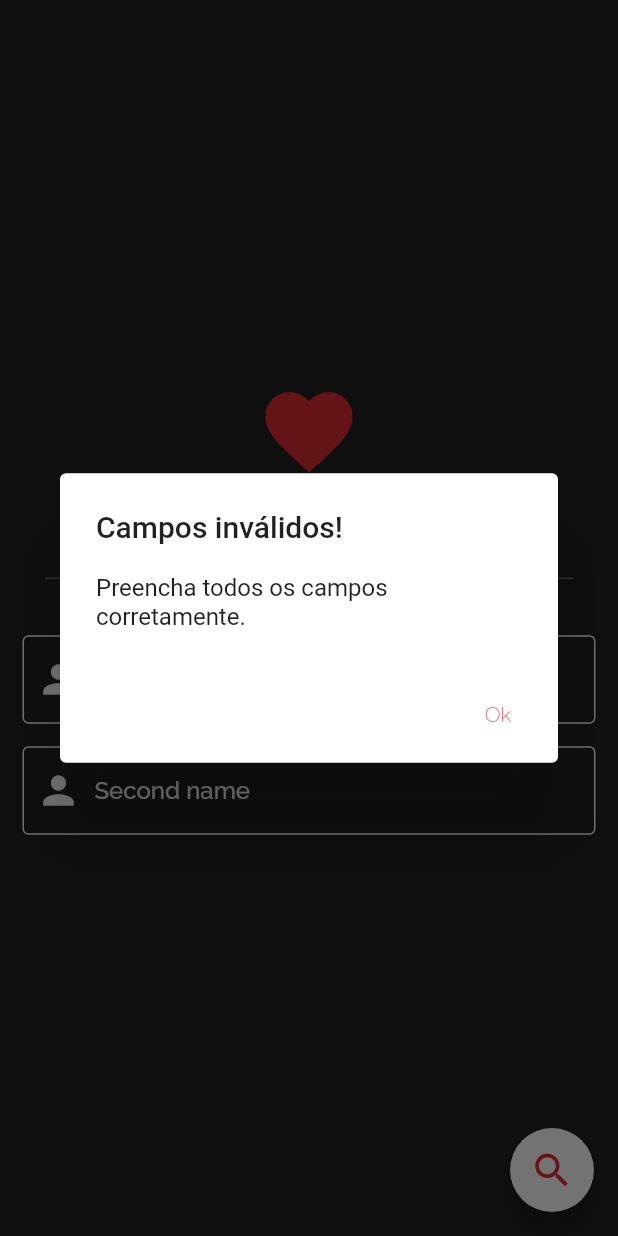
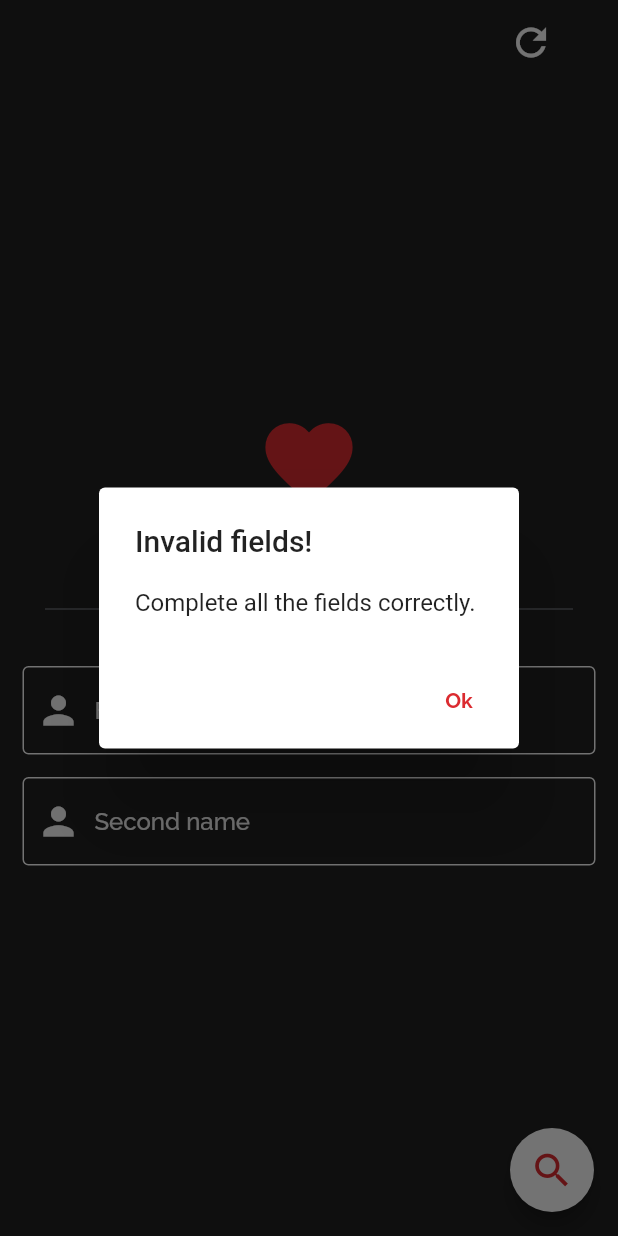
Before and after one commit to estermabel/love_calculator, a Flutter app: the screen it shows after launch, after a tap on the "search" icon, on a phone screen of 412 x 824 dp. Run offline on Flutter 3.47's test engine with Material 2 defaults, Android fonts, the phone set to English and light mode, and no system bars; our stand-ins replace dio, google_fonts, simple_animations.

Commit message:
quase tudo pronto

```diff
--- a/lib/bloc/home_bloc.dart
+++ b/lib/bloc/home_bloc.dart
@@ -9,6 +9,8 @@ import 'package:love_calculator/service/config/base_response.dart';
 class HomeBloc {
   CalculatorService _calculatorService;
 
+  TextEditingController fname;
+  TextEditingController sname;
   StreamController<BaseResponse<Results>> _calculatorController;
 
   Stream<BaseResponse<Results>> get calculatorStream =>
@@ -18,6 +20,9 @@ class HomeBloc {
 
   HomeBloc() {
     _calculatorService = CalculatorService(APIService());
+    _calculatorController = StreamController.broadcast();
+    fname = TextEditingController();
+    sname = TextEditingController();
     results = Results();
   }
 
--- a/lib/pages/home_page.dart
+++ b/lib/pages/home_page.dart
@@ -3,7 +3,12 @@ import 'dart:io';
 import 'package:flutter/cupertino.dart';
 import 'package:flutter/material.dart';
 import 'package:love_calculator/bloc/home_bloc.dart';
+import 'package:love_calculator/components/native_loading.dart';
 import 'package:love_calculator/utils/helpers/helpers.dart';
+import 'package:love_calculator/utils/helpers/manage_dialogs.dart';
+
+import '../model/Results.dart';
+import '../service/config/base_response.dart';
 
 class HomePage extends StatefulWidget {
   @override
@@ -12,14 +17,50 @@ class HomePage extends StatefulWidget {
 
 class _HomePageState extends State<HomePage> {
   HomeBloc _bloc = HomeBloc();
+  bool _isResultsVisible = false;
 
-  TextEditingController _fname = TextEditingController();
-  TextEditingController _sname = TextEditingController();
+  @override
+  void initState() {
+    super.initState();
+  }
+
+  void _clear() {
+    _bloc.fname.clear();
+    _bloc.sname.clear();
+    setState(() {
+      _isResultsVisible = false;
+    });
+  }
+
+  @override
+  void dispose() {
+    super.dispose();
+    _bloc.fname?.dispose();
+    _bloc.fname = null;
+    _bloc.sname?.dispose();
+    _bloc.sname = null;
+    _bloc.dispose();
+  }
 
   @override
   Widget build(BuildContext context) {
     return Scaffold(
       backgroundColor: Theme.of(context).scaffoldBackgroundColor,
+      appBar: AppBar(
+        backgroundColor: Colors.transparent,
+        elevation: 0,
+        actions: [
+          IconButton(
+            icon: IconTheme(
+              data: Theme.of(context).iconTheme.copyWith(
+                    size: 30,
+                  ),
+              child: Icon(Icons.refresh),
+            ),
+            onPressed: _clear,
+          )
+        ],
+      ),
       floatingActionButton: _searchButton(),
       body: SafeArea(
         child: Center(
@@ -32,22 +73,87 @@ class _HomePageState extends State<HomePage> {
                 Padding(
                   padding: const EdgeInsets.fromLTRB(15, 30, 15, 15),
                   child: _textFormField(
-                    textEditingController: _fname,
+                    textEditingController: _bloc.fname,
                     hintText: "First name",
                   ),
                 ),
                 Padding(
                   padding: const EdgeInsets.fromLTRB(15, 0, 15, 15),
                   child: _textFormField(
-                    textEditingController: _sname,
+                    textEditingController: _bloc.sname,
                     hintText: "Second name",
                   ),
                 ),
+                Padding(
+                  padding: const EdgeInsets.fromLTRB(15, 0, 15, 15),
+                  child: StreamBuilder<BaseResponse<Results>>(
+                    initialData: BaseResponse.completed(),
+                    stream: _bloc.calculatorStream,
+                    builder: (context, snapshot) {
+                      if (snapshot.data != null) {
+                        switch (snapshot.data?.status) {
+                          case Status.LOADING:
+                            return _onLoading();
+                            break;
+                          case Status.ERROR:
+                            WidgetsBinding.instance.addPostFrameCallback((_) {
+                              ManagerDialogs.showErrorDialog(
+                                context,
+                                snapshot.data.message,
+                              );
+                            });
+                            return Container();
+                            break;
+                          default:
+                            return _results(snapshot);
+                        }
+                      } else {
+                        return Container();
+                      }
+                    },
+                  ),
+                )
               ],
             ),
           ),
         ),
       ),
+    );
+  }
+
+  Visibility _results(AsyncSnapshot<BaseResponse<Results>> snapshot) {
+    return Visibility(
+      visible: _isResultsVisible,
+      child: Column(
+        children: [
+          Padding(
+            padding: const EdgeInsets.all(8.0),
+            child: Text(
+              snapshot.data.data != null
+                  ? "${snapshot.data.data.percentage}%"
+                  : "",
+              style: Theme.of(context).textTheme.headline2.copyWith(
+                    color: Theme.of(context).primaryColor,
+                  ),
+            ),
+          ),
+          Padding(
+            padding: const EdgeInsets.all(8.0),
+            child: Text(
+              snapshot.data.data != null ? snapshot.data.data.result : "",
+              style: Theme.of(context).textTheme.headline4,
+              textAlign: TextAlign.center,
+            ),
+          ),
+        ],
+      ),
+    );
+  }
+
+  Padding _onLoading() {
+    return Padding(
+      padding: const EdgeInsets.only(top: 5.0, bottom: 5.0),
+      child: NativeLoading(animating: true),
     );
   }
 
@@ -79,7 +185,7 @@ class _HomePageState extends State<HomePage> {
   TextFormField _textFormField(
       {TextEditingController textEditingController, String hintText}) {
     return TextFormField(
-      onChanged: (value) => textEditingController.text = value,
+      controller: textEditingController,
       keyboardType: TextInputType.text,
       style: TextStyle(color: Theme.of(context).accentColor),
       decoration: InputDecoration(
@@ -102,13 +208,16 @@ class _HomePageState extends State<HomePage> {
         child: Icon(Icons.search),
       ),
       onPressed: () {
-        if (Helpers.validateName(_fname.text) &&
-            Helpers.validateName(_sname.text)) {
-          _bloc.getResults(fname: _fname.text, sname: _sname.text);
+        if (Helpers.validateName(_bloc.fname.text) &&
+            Helpers.validateName(_bloc.sname.text)) {
+          _bloc.getResults(fname: _bloc.fname.text, sname: _bloc.sname.text);
+          setState(() {
+            _isResultsVisible = true;
+          });
         } else {
           _buildAlertDialog(
-            title: "Campos inválidos!",
-            content: "Preencha todos os campos corretamente.",
+            title: "Invalid fields!",
+            content: "Complete all the fields correctly.",
           );
         }
       },
--- a/lib/utils/style/themes/base_theme.dart
+++ b/lib/utils/style/themes/base_theme.dart
@@ -1,6 +1,7 @@
 import 'package:flutter/material.dart';
 import 'package:google_fonts/google_fonts.dart';
 
+import '../colors.dart';
 import '../colors.dart';
 import '../text_size.dart';
 
@@ -15,6 +16,7 @@ ThemeData baseTheme = ThemeData(
   errorColor: errorColor,
   backgroundColor: primaryColorDark,
   scaffoldBackgroundColor: backgroundColor,
+  buttonColor: errorColor,
 
   /// Sub themes
   textTheme: _textTheme,
@@ -42,7 +44,7 @@ TextTheme _textTheme = TextTheme(
   ),
   button: GoogleFonts.raleway(
     color: primaryColor,
-    fontWeight: FontWeight.w200,
+    fontWeight: FontWeight.bold,
   ),
 );
 
```
Also changed, not shown: lib/components/native_loading.dart (added, +36 -0 lines), lib/utils/helpers/manage_dialogs.dart (added, +72 -0 lines), pubspec.lock, 3 other files.
